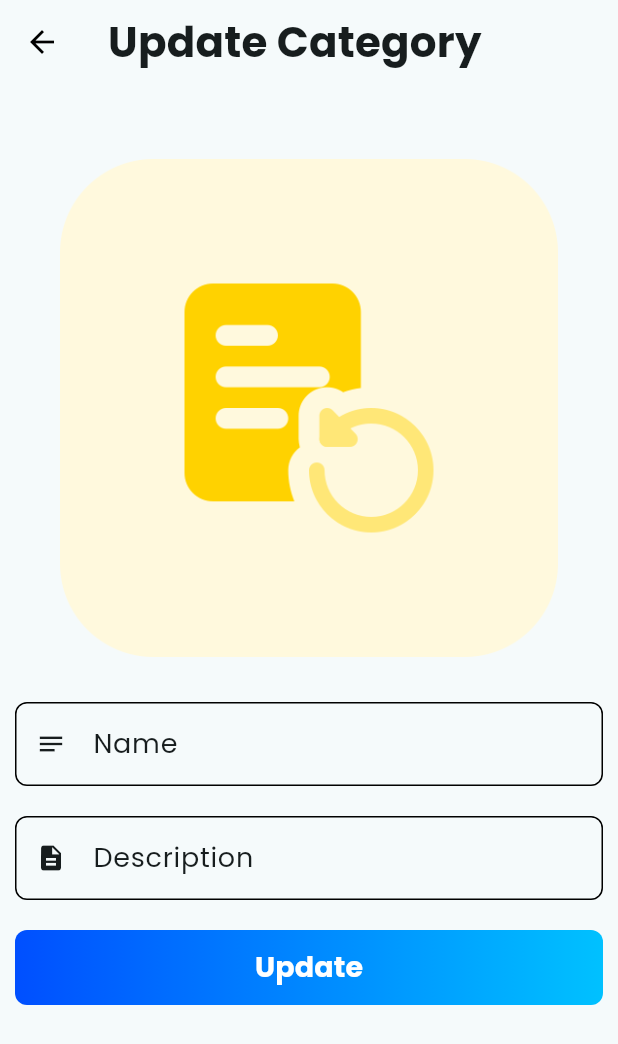
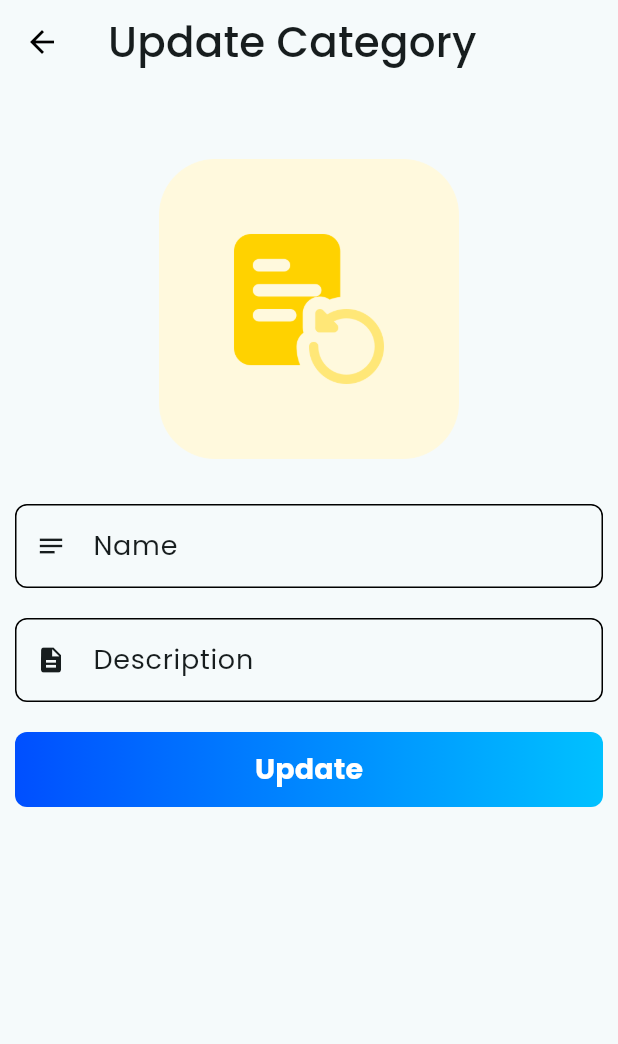
Before and after one commit to NimanthaSupun/healthcare, a Flutter app: the UpdateSingleCategoryPage screen opened directly with empty values, on a phone screen of 412 x 824 dp. Shown: the top 1044 px of the screen. Run offline on Flutter 3.47's test engine with Material 3 defaults, Android fonts, the phone set to English and light mode, and no system bars; our stand-ins replace animate_do, cloud_firestore, firebase_auth, firebase_core, firebase_messaging, firebase_storage and 8 more; missing offline and left inert: google_mlkit_text_recognition; accounts and stored records are empty; network calls fail.

Commit message:
Adjust font weight for category title and set image height in UpdateSingleCategoryPage

```diff
--- a/lib/pages/update_pages/update_single_category_page.dart
+++ b/lib/pages/update_pages/update_single_category_page.dart
@@ -93,7 +93,7 @@ class _UpdateSingleCategoryPageState extends State<UpdateSingleCategoryPage> {
           "Update Category",
           style: TextStyle(
             fontSize: 28,
-            fontWeight: FontWeight.w700,
+            fontWeight: FontWeight.w500,
           ),
         ),
       ),
@@ -121,6 +121,7 @@ class _UpdateSingleCategoryPageState extends State<UpdateSingleCategoryPage> {
                         child: Image.asset(
                           "assets/images/paper_16624848.png",
                           fit: BoxFit.cover,
+                          height: 200,
                         ),
                       ),
                     ),
```
